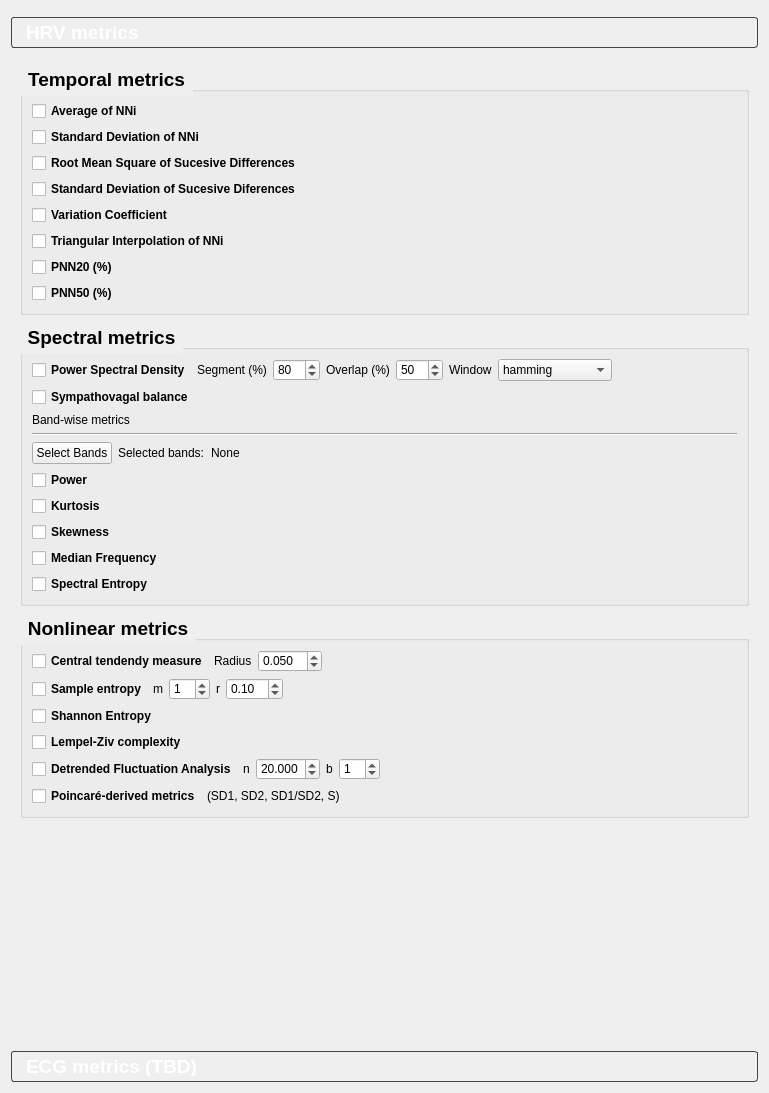
First picture: the form in ecg_features/parameters/view.ui, repository medusabci/medusa-analyzer, before the edit.
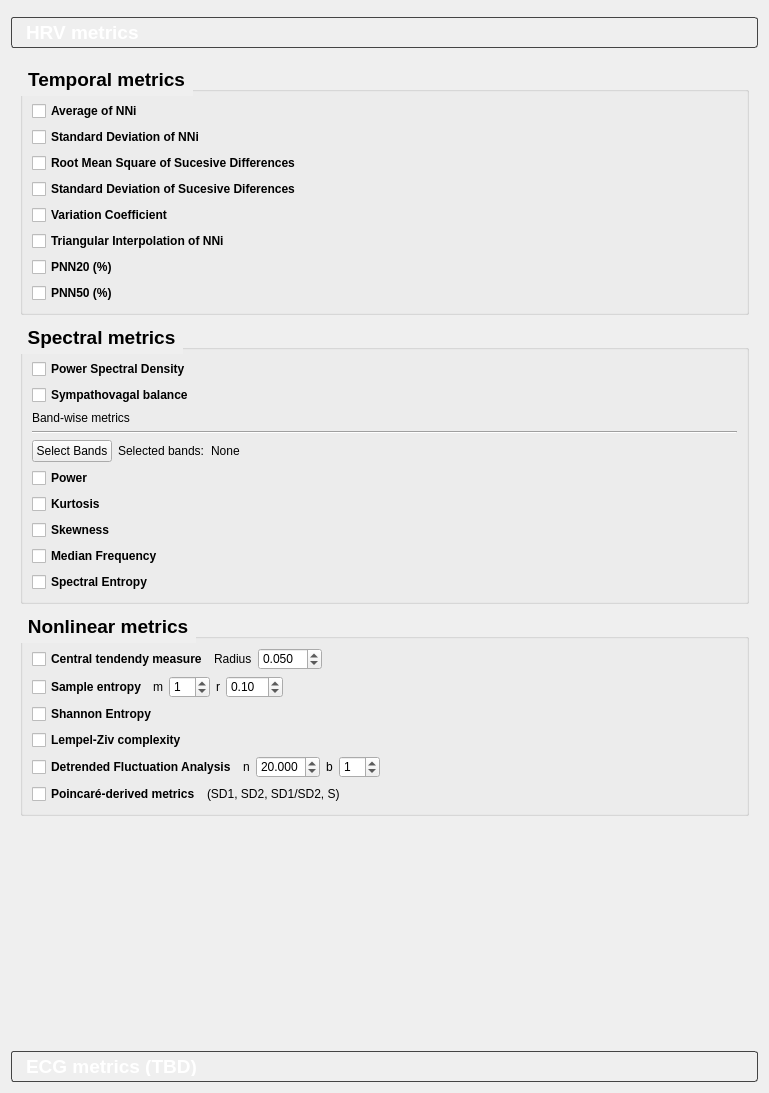
Second picture: the form after the edit.

```diff
--- a/ecg_features/parameters/view.ui
+++ b/ecg_features/parameters/view.ui
@@ -109,118 +109,6 @@
               </property>
              </widget>
             </item>
-            <item>
-             <widget class="QLabel" name="segmentpsdLabel">
-              <property name="toolTip">
-               <string>Percentage of the signal (n_samples) used to calculate the FFT. Default:
-        80% of the signal.</string>
-              </property>
-              <property name="text">
-               <string>Segment (%)</string>
-              </property>
-             </widget>
-            </item>
-            <item>
-             <widget class="QSpinBox" name="segmentpsdBox">
-              <property name="styleSheet">
-               <string notr="true"/>
-              </property>
-              <property name="maximum">
-               <number>100</number>
-              </property>
-              <property name="value">
-               <number>80</number>
-              </property>
-             </widget>
-            </item>
-            <item>
-             <widget class="QLabel" name="overlappsdLabel">
-              <property name="toolTip">
-               <string>Percentage of overlap (n_samples) for the Welch method. Default: 50% of
-        the signal.</string>
-              </property>
-              <property name="text">
-               <string>Overlap (%)</string>
-              </property>
-             </widget>
-            </item>
-            <item>
-             <widget class="QSpinBox" name="overlappsdBox">
-              <property name="styleSheet">
-               <string notr="true"/>
-              </property>
-              <property name="maximum">
-               <number>100</number>
-              </property>
-              <property name="value">
-               <number>50</number>
-              </property>
-             </widget>
-            </item>
-            <item>
-             <widget class="QLabel" name="windowpsdLabel">
-              <property name="text">
-               <string>Window</string>
-              </property>
-             </widget>
-            </item>
-            <item>
-             <widget class="QComboBox" name="psdcomboBox">
-              <property name="currentIndex">
-               <number>6</number>
-              </property>
-              <item>
-               <property name="text">
-                <string>barthann</string>
-               </property>
-              </item>
-              <item>
-               <property name="text">
-                <string>bartlett</string>
-               </property>
-              </item>
-              <item>
-               <property name="text">
-                <string>blackmanharris</string>
-               </property>
-              </item>
-              <item>
-               <property name="text">
-                <string>bohman</string>
-               </property>
-              </item>
-              <item>
-               <property name="text">
-                <string>boxcar</string>
-               </property>
-              </item>
-              <item>
-               <property name="text">
-                <string>flattop</string>
-               </property>
-              </item>
-              <item>
-               <property name="text">
-                <string>hamming</string>
-               </property>
-              </item>
-              <item>
-               <property name="text">
-                <string>nuttall</string>
-               </property>
-              </item>
-              <item>
-               <property name="text">
-                <string>parzen</string>
-               </property>
-              </item>
-              <item>
-               <property name="text">
-                <string>triang</string>
-               </property>
-              </item>
-             </widget>
-            </item>
             <item>
              <spacer name="horizontalSpacer_15">
               <property name="orientation">
```
